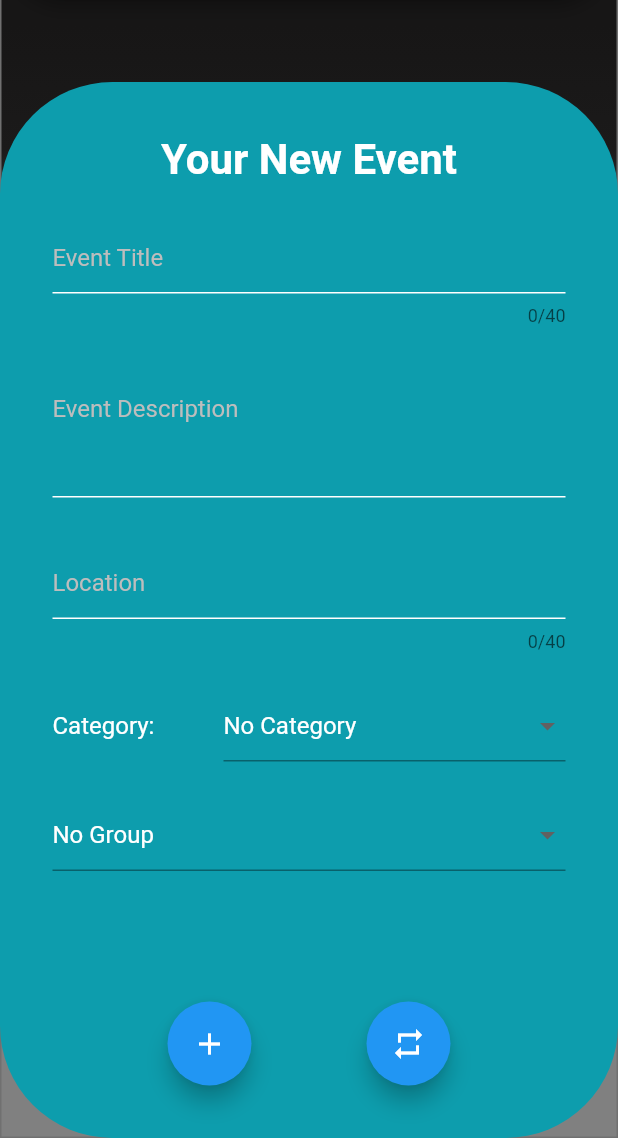
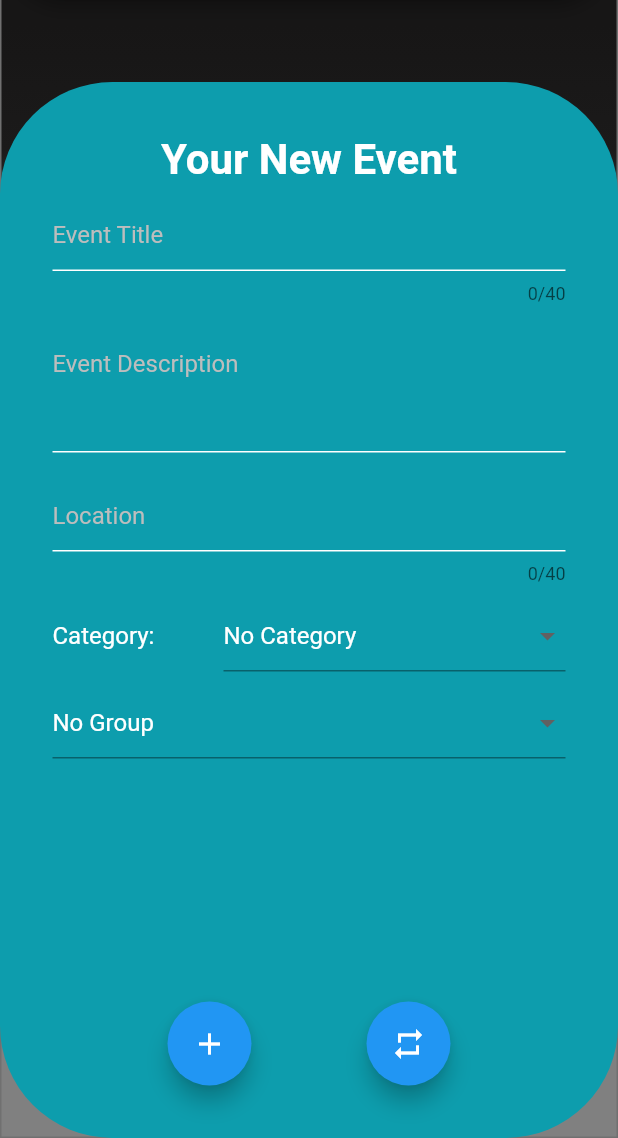
Before and after one commit to JasperDanC/AtEvent, a Flutter app: the EventCreateScreen screen opened by its route, on a phone screen of 412 x 824 dp, the part 98-1236 px from its top. Run offline on Flutter 3.47's test engine with Material 2 defaults, Android fonts, the light colour scheme and no system bars; drawn by our look-alikes of badges; our stand-ins replace cloud_firestore, date_time_picker, firebase_auth, firebase_core, firebase_storage, flutter_spinkit and 9 more; missing offline and left inert: adobe_xd, at_client_mobile, at_common_flutter, at_commons, at_contact, at_contacts_flutter and 4 more; accounts and stored records are empty.

Commit message:
Fixes such as: Overflows, Minor functionality bugs, the usual

```diff
--- a/at_event/lib/Widgets/group_cardUI.dart
+++ b/at_event/lib/Widgets/group_cardUI.dart
@@ -17,7 +17,7 @@ class _GroupCardState extends State<GroupCard> {
   @override
   Widget build(BuildContext context) {
     return Container(
-      margin: EdgeInsets.all(8),
+      margin: EdgeInsets.symmetric(vertical: 8.0, horizontal: 8.0),
       height: 85,
       width: 85,
       child: Column(
@@ -41,12 +41,11 @@ class _GroupCardState extends State<GroupCard> {
                 ),
               ),
               Container(
-                width: double.infinity,
                 height: 12,
                 child: Text(
                   widget.group.title!,
                   style: kNormalTextStyle.copyWith(fontSize: 11),
-                  textAlign: TextAlign.end,
+                  textAlign: TextAlign.center,
                 ),
               )
             ],
--- a/at_event/lib/screens/calendar_screen.dart
+++ b/at_event/lib/screens/calendar_screen.dart
@@ -63,7 +63,7 @@ class _CalendarScreenState extends State<CalendarScreen> {
           child: Padding(
             padding: const EdgeInsets.symmetric(
               horizontal: 30,
-              vertical: 55,
+              vertical: 20,
             ),
             child: Column(
               crossAxisAlignment: CrossAxisAlignment.start,
@@ -94,6 +94,7 @@ class _CalendarScreenState extends State<CalendarScreen> {
                   ],
                 ),
                 ToggleSwitch(
+                  minHeight: 30.0,
                   totalSwitches: 3,
                   labels: ["Month", "Week", "Day"],
                   initialLabelIndex: widget.switchIndex,
--- a/at_event/lib/screens/event_create_screen.dart
+++ b/at_event/lib/screens/event_create_screen.dart
@@ -91,7 +91,7 @@ class _EventCreateScreenState extends State<EventCreateScreen> {
                       color: Colors.white),
                 ),
                 SizedBox(
-                  height: 25.0,
+                  height: 10.0,
                 ),
                 TextField(
                   cursorColor: Colors.white,
@@ -111,7 +111,7 @@ class _EventCreateScreenState extends State<EventCreateScreen> {
                   },
                 ),
                 SizedBox(
-                  height: 25.0,
+                  height: 10.0,
                 ),
                 Padding(
                   padding: const EdgeInsets.symmetric(vertical: 8.0),
@@ -135,7 +135,7 @@ class _EventCreateScreenState extends State<EventCreateScreen> {
                   ),
                 ),
                 SizedBox(
-                  height: 25.0,
+                  height: 10.0,
                 ),
                 TextField(
                   cursorColor: Colors.white,
@@ -160,7 +160,7 @@ class _EventCreateScreenState extends State<EventCreateScreen> {
                       SizeConfig().screenHeight * 0.9),
                 ),
                 SizedBox(
-                  height: 25.0,
+                  height: 10.0,
                 ),
                 Row(
                   children: [
@@ -228,7 +228,7 @@ class _EventCreateScreenState extends State<EventCreateScreen> {
                   ],
                 ),
                 SizedBox(
-                  height: 25,
+                  height: 10.0,
                 ),
                 Expanded(
                   flex: 2,
@@ -360,7 +360,7 @@ class _EventCreateScreenState extends State<EventCreateScreen> {
                               ),
                             ],
                           ),
-                          SizeConfig().screenHeight * 0.2),
+                          SizeConfig().screenHeight * 0.3),
                       child: Icon(Icons.add),
                     ),
                     FloatingActionButton(
--- a/at_event/lib/screens/home_screen.dart
+++ b/at_event/lib/screens/home_screen.dart
@@ -57,8 +57,8 @@ class _HomeScreenState extends State<HomeScreen> {
   final _picker = ImagePicker();
   bool _nonAsset = false;
   final AnonymousAuthService _auth = AnonymousAuthService();
-  late PermissionStatus _photoStatus;
-  late PermissionStatus _cameraStatus;
+  late PermissionStatus? _photoStatus;
+  late PermissionStatus? _cameraStatus;
 
   List<UI_Event> events = [];
   List<Widget> groupCards = [];
@@ -98,9 +98,9 @@ class _HomeScreenState extends State<HomeScreen> {
     groupCards.insert(
       0,
       Container(
-        margin: EdgeInsets.all(8),
+        margin: EdgeInsets.symmetric(vertical: 8.0, horizontal: 4.0),
         height: 85.toHeight,
-        width: 25.toWidth,
+        width: 30.toWidth,
         child: Column(
           mainAxisAlignment: MainAxisAlignment.center,
           children: <Widget>[
@@ -240,7 +240,7 @@ class _HomeScreenState extends State<HomeScreen> {
                                           style: kNormalTextStyle.copyWith(
                                               fontSize: 18)),
                                     ),
-                                    _cameraStatus.isGranted && _photoStatus.isGranted ?
+                                    _cameraStatus!.isGranted && _photoStatus!.isGranted ?
                                     GestureDetector(
                                       onTap: () {
                                           _showPicker(context);
@@ -427,7 +427,7 @@ class _HomeScreenState extends State<HomeScreen> {
                           ),
                         ),
                         SingleChildScrollView(
-                          padding: EdgeInsets.zero,
+                          padding: EdgeInsets.symmetric(horizontal: 2.0),
                           scrollDirection: Axis.horizontal,
                           child: Row(
                             children: groupCards,
```
Also changed, not shown: at_event/lib/Widgets/invite_box.dart (+22 -18 lines), at_event/lib/screens/event_details_screen.dart (+6 -2 lines), at_event/lib/screens/group_information_screen.dart (+12 -7 lines), at_event/pubspec.lock, 2 other files.
